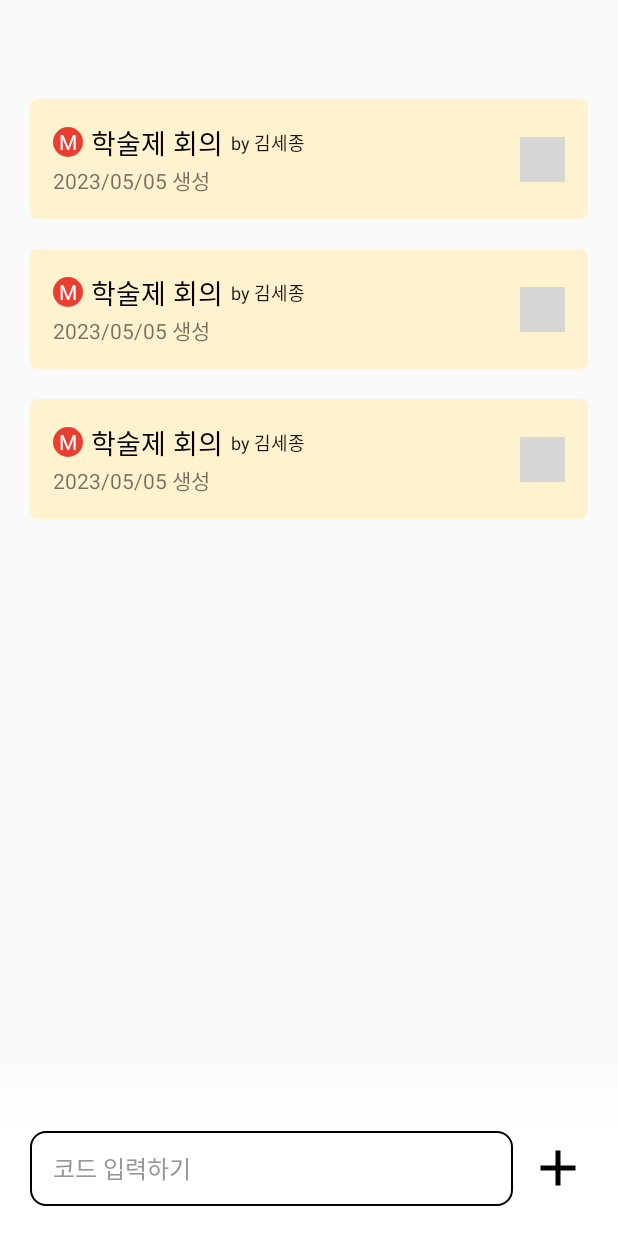
After one commit to Hakbbusaeng/Bbyak, an Android app: the layout activity_retrieve_meeting.xml on its own in the app's theme, with its tools: preview values and no code run, on a phone screen of 412 x 824 dp. The commit adds this screen. Run offline under Robolectric (Android 15) with nearby library versions, the phone set to English and light mode, and no system bars; grey boxes are pictures that could not be loaded.

Commit message:
Feat: 뺙 조회화면 생성

```diff
--- a/app/src/main/AndroidManifest.xml
+++ b/app/src/main/AndroidManifest.xml
@@ -13,13 +13,18 @@
         android:theme="@style/Theme.Bbyak"
         tools:targetApi="31">
         <activity
-            android:name=".CreateMeetingActivity"
-            android:exported="true">
+            android:name=".RetrieveMeetingActivity"
+            android:exported="false">
+            <meta-data
+                android:name="android.app.lib_name"
+                android:value="" />
         </activity>
         <activity
+            android:name=".CreateMeetingActivity"
+            android:exported="true" />
+        <activity
             android:name=".MyScheduleActivity"
-            android:exported="true">
-        </activity>
+            android:exported="true" />
         <activity
             android:name=".MainActivity"
             android:exported="true">
--- a/app/src/main/java/com/example/bbyak/HomeFragment.kt
+++ b/app/src/main/java/com/example/bbyak/HomeFragment.kt
@@ -63,6 +63,4 @@ class HomeFragment : Fragment() {
         c.add( CalendarDay(cal4).apply { backgroundResource = R.drawable.light_yellow_dot })
         binding.calendarView.setCalendarDays(c as List<CalendarDay>)
     }
-
-
 }
--- a/app/src/main/java/com/example/bbyak/MypageFragment.kt
+++ b/app/src/main/java/com/example/bbyak/MypageFragment.kt
@@ -24,6 +24,9 @@ class MypageFragment : Fragment() {
         binding.btCreateMeeting.setOnClickListener {
             startActivity(Intent(requireContext(), CreateMeetingActivity::class.java))
         }
+        binding.btRetrieveMeetings.setOnClickListener {
+            startActivity(Intent(requireContext(), RetrieveMeetingActivity::class.java))
+        }
 
         return binding.root
     }
--- /dev/null
+++ b/app/src/main/java/com/example/bbyak/RetrieveMeetingActivity.kt
@@ -0,0 +1,25 @@
+package com.example.bbyak
+
+import androidx.appcompat.app.AppCompatActivity
+import android.os.Bundle
+import androidx.recyclerview.widget.LinearLayoutManager
+import com.example.bbyak.databinding.ActivityRetrieveMeetingBinding
+
+class RetrieveMeetingActivity : AppCompatActivity() {
+
+    private lateinit var binding: ActivityRetrieveMeetingBinding
+    override fun onCreate(savedInstanceState: Bundle?) {
+        super.onCreate(savedInstanceState)
+        binding = ActivityRetrieveMeetingBinding.inflate(layoutInflater)
+
+        binding.toolbar.title = "뺙 조회하기"
+
+        setRecyclerView()
+        setContentView(binding.root)
+    }
+
+    private fun setRecyclerView() {
+        binding.rvRetrieveMeeting.layoutManager = LinearLayoutManager(this)
+        binding.rvRetrieveMeeting.adapter = RetrieveMeetingAdapter(ArrayList())
+    }
+}
--- /dev/null
+++ b/app/src/main/java/com/example/bbyak/RetrieveMeetingAdapter.kt
@@ -0,0 +1,37 @@
+package com.example.bbyak
+
+import android.view.LayoutInflater
+import android.view.View
+import android.view.ViewGroup
+import android.widget.LinearLayout
+import androidx.recyclerview.widget.RecyclerView
+import com.example.bbyak.databinding.ItemInvitedMeetingInfoBinding
+import com.example.bbyak.databinding.ItemTableBinding
+
+class RetrieveMeetingAdapter(
+    private val dataList: ArrayList<String>
+) : RecyclerView.Adapter<RetrieveMeetingAdapter.ItemViewHolder>() {
+
+    inner class ItemViewHolder(private val binding: ItemInvitedMeetingInfoBinding) :
+        RecyclerView.ViewHolder(binding.root) {
+        fun bind(position: Int) {
+            binding.tvMeetingName.text = "학술제 회의"
+            binding.tvMeetingCreator.text = "by 김뺙뺙"
+            binding.tvCreatedDate.text = "2023/05/07 생성"
+            if (position % 2 == 0) binding.tvMaster.visibility = View.GONE
+        }
+    }
+
+    override fun onCreateViewHolder(parent: ViewGroup, viewType: Int): ItemViewHolder {
+        val binding = ItemInvitedMeetingInfoBinding.inflate(LayoutInflater.from(parent.context), parent, false)
+        return ItemViewHolder(binding)
+    }
+
+    override fun onBindViewHolder(holder: ItemViewHolder, position: Int) {
+        holder.bind(position)
+    }
+
+    override fun getItemCount(): Int {
+        return 10
+    }
+}
--- /dev/null
+++ b/app/src/main/res/drawable/background_round5.xml
@@ -0,0 +1,5 @@
+<?xml version="1.0" encoding="utf-8"?>
+<shape xmlns:android="http://schemas.android.com/apk/res/android"
+    android:shape="rectangle">
+        <corners android:radius="5dp"/>
+</shape>
--- /dev/null
+++ b/app/src/main/res/drawable/ic_add.xml
@@ -0,0 +1,5 @@
+<vector android:height="24dp" android:tint="#000000"
+    android:viewportHeight="24" android:viewportWidth="24"
+    android:width="24dp" xmlns:android="http://schemas.android.com/apk/res/android">
+    <path android:fillColor="@android:color/white" android:pathData="M19,13h-6v6h-2v-6H5v-2h6V5h2v6h6v2z"/>
+</vector>
--- /dev/null
+++ b/app/src/main/res/drawable/red_dot.xml
@@ -0,0 +1,4 @@
+<?xml version="1.0" encoding="utf-8"?>
+<shape android:shape="oval" xmlns:android="http://schemas.android.com/apk/res/android">
+    <solid android:color="#E83F32"/>
+</shape>
--- /dev/null
+++ b/app/src/main/res/drawable/textinput_round_stroke.xml
@@ -0,0 +1,6 @@
+<?xml version="1.0" encoding="utf-8"?>
+<shape xmlns:android="http://schemas.android.com/apk/res/android">
+    <solid android:color="@color/white" />
+    <corners android:radius="10dp" />
+    <stroke android:color="@color/black" android:width="1dp"/>
+</shape>
--- /dev/null
+++ b/app/src/main/res/layout/activity_retrieve_meeting.xml
@@ -0,0 +1,70 @@
+<androidx.constraintlayout.widget.ConstraintLayout xmlns:android="http://schemas.android.com/apk/res/android"
+    xmlns:app="http://schemas.android.com/apk/res-auto"
+    xmlns:tools="http://schemas.android.com/tools"
+    android:layout_width="match_parent"
+    android:layout_height="match_parent"
+    android:orientation="vertical"
+    tools:context=".RetrieveMeetingActivity">
+
+    <androidx.appcompat.widget.Toolbar
+        android:id="@+id/toolbar"
+        android:layout_width="match_parent"
+        android:layout_height="?attr/actionBarSize"
+        app:layout_constraintTop_toTopOf="parent" />
+
+    <androidx.recyclerview.widget.RecyclerView
+        android:id="@+id/rvRetrieveMeeting"
+        android:layout_width="match_parent"
+        android:layout_height="match_parent"
+        android:layout_marginTop="?attr/actionBarSize"
+        app:layout_constraintBottom_toBottomOf="parent"
+        app:layout_constraintTop_toBottomOf="@+id/toolbar"
+        tools:listitem="@layout/item_invited_meeting_info" />
+
+    <FrameLayout
+        android:layout_width="match_parent"
+        android:layout_height="50dp"
+        android:background="@drawable/gradient_shadow"
+        app:layout_constraintBottom_toTopOf="@+id/bottomView"
+        app:layout_constraintLeft_toLeftOf="parent"
+        app:layout_constraintRight_toRightOf="parent" />
+
+    <LinearLayout
+        android:id="@+id/bottomView"
+        android:layout_width="match_parent"
+        android:layout_height="wrap_content"
+        android:background="@color/white"
+        android:gravity="center_vertical"
+        android:orientation="horizontal"
+        android:paddingLeft="20dp"
+        android:paddingRight="20dp"
+        android:paddingBottom="20dp"
+        app:layout_constraintBottom_toBottomOf="parent"
+        app:layout_constraintLeft_toLeftOf="parent"
+        app:layout_constraintRight_toRightOf="parent">
+
+        <EditText
+            android:id="@+id/editTextMeetingName"
+            android:layout_width="0dp"
+            android:layout_height="50dp"
+            android:layout_weight="1"
+            android:background="@drawable/textinput_round_stroke"
+            android:hint="코드 입력하기"
+            android:maxLength="6"
+            android:paddingLeft="15dp"
+            android:paddingRight="15dp"
+            android:textColor="@color/black"
+            android:textColorHint="@color/grey"
+            android:textSize="16sp" />
+
+        <ImageButton
+            android:id="@+id/btConfirm"
+            style="?android:attr/borderlessButtonStyle"
+            android:layout_width="40dp"
+            android:layout_height="40dp"
+            android:layout_marginLeft="10dp"
+            android:background="@drawable/ic_add" />
+    </LinearLayout>
+
+
+</androidx.constraintlayout.widget.ConstraintLayout>
--- a/app/src/main/res/layout/fragment_mypage.xml
+++ b/app/src/main/res/layout/fragment_mypage.xml
@@ -27,7 +27,7 @@
         android:textSize="18sp" />
 
     <TextView
-        android:id="@+id/btCreatedMeetings"
+        android:id="@+id/btRetrieveMeetings"
         android:layout_width="match_parent"
         android:layout_height="wrap_content"
         android:paddingLeft="20dp"
--- /dev/null
+++ b/app/src/main/res/layout/item_invited_meeting_info.xml
@@ -0,0 +1,80 @@
+<?xml version="1.0" encoding="utf-8"?>
+
+<androidx.constraintlayout.widget.ConstraintLayout xmlns:android="http://schemas.android.com/apk/res/android"
+    xmlns:app="http://schemas.android.com/apk/res-auto"
+    xmlns:tools="http://schemas.android.com/tools"
+    android:layout_width="match_parent"
+    android:layout_height="80dp"
+    android:layout_marginLeft="20dp"
+    android:layout_marginTop="10dp"
+    android:layout_marginRight="20dp"
+    android:layout_marginBottom="10dp"
+    android:background="@drawable/background_round5"
+    android:backgroundTint="#FFF2CF"
+    android:gravity="center_vertical"
+    android:orientation="horizontal"
+    android:padding="15dp">
+
+    <LinearLayout
+        android:layout_width="wrap_content"
+        android:layout_height="wrap_content"
+        android:gravity="center_vertical"
+        android:orientation="horizontal"
+        app:layout_constraintStart_toStartOf="parent"
+        app:layout_constraintTop_toTopOf="parent">
+
+        <TextView
+            android:id="@+id/tvMaster"
+            android:layout_width="20dp"
+            android:layout_height="20dp"
+            android:layout_marginRight="5dp"
+            android:background="@drawable/red_dot"
+            android:gravity="center"
+            android:text="M"
+            android:textColor="@color/white"
+            app:layout_constraintStart_toStartOf="parent"
+            app:layout_constraintTop_toTopOf="parent" />
+
+        <TextView
+            android:id="@+id/tvMeetingName"
+            android:layout_width="wrap_content"
+            android:layout_height="wrap_content"
+            android:text="학술제 회의"
+            android:textColor="#000000"
+            android:textSize="18sp"
+            app:layout_constraintStart_toEndOf="@+id/tvMaster"
+            app:layout_constraintTop_toTopOf="parent" />
+
+        <TextView
+            android:id="@+id/tvMeetingCreator"
+            android:layout_width="wrap_content"
+            android:layout_height="wrap_content"
+            android:layout_marginLeft="5dp"
+            android:text="by 김세종"
+            android:textColor="#E6000000"
+            android:textSize="12sp"
+            app:layout_constraintStart_toEndOf="@+id/tvMeetingName"
+            app:layout_constraintTop_toTopOf="parent" />
+
+
+    </LinearLayout>
+
+    <TextView
+        android:id="@+id/tvCreatedDate"
+        android:layout_width="wrap_content"
+        android:layout_height="wrap_content"
+        android:text="2023/05/05 생성"
+        app:layout_constraintBottom_toBottomOf="parent"
+        app:layout_constraintStart_toStartOf="parent" />
+
+
+    <ImageView
+        android:layout_width="30dp"
+        android:layout_height="30dp"
+        android:background="@drawable/ic_arrow_right"
+        android:backgroundTint="@color/dark_grey"
+        app:layout_constraintBottom_toBottomOf="parent"
+        app:layout_constraintEnd_toEndOf="parent"
+        app:layout_constraintTop_toTopOf="parent" />
+
+</androidx.constraintlayout.widget.ConstraintLayout>
--- a/app/src/main/res/values/colors.xml
+++ b/app/src/main/res/values/colors.xml
@@ -12,6 +12,7 @@
     <color name="light_yellow">#FFF1CC</color>
     <color name="light_grey">#F2F3F6</color>
     <color name="grey">#96979B</color>
+    <color name="dark_grey">#6E6E6E</color>
     <color name="text_drag">#4D4E50</color>
     <color name="button_grey">#F2F3F6</color>
 
```
